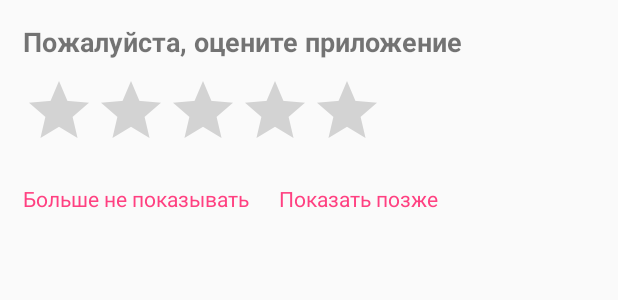
After one commit to rpuxa/ProgerSimulator, an Android app: the layout review_dialog.xml on its own in the app's theme, with its tools: preview values and no code run, on a phone screen of 412 x 824 dp. The commit adds this screen. Shown: the top 300 px of the screen. Run offline under Robolectric (Android 15) with nearby library versions, the light colour scheme and no system bars.

Commit message:
ReviewDialog created

```diff
--- a/app/src/main/java/ru/rpuxa/progersimulator/activities/contents/AuthorContent.kt
+++ b/app/src/main/java/ru/rpuxa/progersimulator/activities/contents/AuthorContent.kt
@@ -6,6 +6,7 @@ import kotlinx.android.synthetic.main.author_content.view.*
 import kotlinx.android.synthetic.main.content.*
 import ru.rpuxa.progersimulator.R
 import ru.rpuxa.progersimulator.activities.Content
+import ru.rpuxa.progersimulator.statistic.AppStatistic
 
 class AuthorContent : Content() {
     override fun layout() = R.layout.author_content
@@ -17,6 +18,7 @@ class AuthorContent : Content() {
     }
 
     override fun onCreate() {
+        AppStatistic.statistic.clickToAuthorContent++
     }
 
 }
--- a/app/src/main/java/ru/rpuxa/progersimulator/views/CreateProjectDialog.kt
+++ b/app/src/main/java/ru/rpuxa/progersimulator/views/CreateProjectDialog.kt
@@ -8,7 +8,7 @@ import ru.rpuxa.progersimulator.activities.contents.ProjectContent
 import ru.rpuxa.progersimulator.gameplay.Player
 import ru.rpuxa.progersimulator.gameplay.Project
 
-class CreateProjectDialog(var parent: MainActivity) : Dialog(parent) {
+class CreateProjectDialog(val parent: MainActivity) : Dialog(parent) {
 
     fun createDialog() {
         setContentView(R.layout.create_project_dialog)
--- a/app/src/main/res/layout/author_content.xml
+++ b/app/src/main/res/layout/author_content.xml
@@ -20,7 +20,7 @@
         android:layout_height="wrap_content"
         android:layout_weight="0"
         android:paddingBottom="5dp"
-        android:text="Языки программирования: 96% - Kotlin. 4% - Java"
+        android:text="Языки программирования: 93% - Kotlin. 7% - Java"
         android:textSize="14sp" />
 
     <TextView
--- /dev/null
+++ b/app/src/main/res/layout/review_dialog.xml
@@ -0,0 +1,93 @@
+<?xml version="1.0" encoding="utf-8"?>
+<LinearLayout xmlns:android="http://schemas.android.com/apk/res/android"
+    android:layout_width="match_parent"
+    android:layout_height="wrap_content"
+    android:orientation="vertical"
+    android:padding="15dp">
+
+    <TextView
+        android:id="@+id/textView24"
+        android:layout_width="match_parent"
+        android:layout_height="wrap_content"
+        android:paddingBottom="10dp"
+        android:text="Пожалуйста, оцените приложение"
+        android:textSize="18sp"
+        android:textStyle="bold" />
+
+    <RatingBar
+        android:id="@+id/ratingBar"
+        android:layout_width="wrap_content"
+        android:layout_height="wrap_content"
+        android:paddingBottom="10dp"
+        android:stepSize="1" />
+
+    <LinearLayout
+        android:id="@+id/review_review_dialog"
+        android:layout_width="match_parent"
+        android:layout_height="wrap_content"
+        android:orientation="vertical"
+        android:visibility="gone">
+
+        <EditText
+            android:id="@+id/edittext_review_review_dialog"
+            android:layout_width="match_parent"
+            android:layout_height="wrap_content"
+            android:ems="10"
+            android:hint="Опишите, что вам не понравилось в игре"
+            android:inputType="textMultiLine" />
+
+        <FrameLayout
+            android:layout_width="match_parent"
+            android:layout_height="match_parent"
+            android:paddingTop="5dp">
+
+            <TextView
+                android:id="@+id/send_review_dialog"
+                android:layout_width="wrap_content"
+                android:layout_height="wrap_content"
+                android:layout_gravity="end"
+                android:layout_weight="0"
+                android:text="Отправить"
+                android:textColor="@color/colorAccent"
+                android:textSize="18sp" />
+
+        </FrameLayout>
+    </LinearLayout>
+
+    <FrameLayout
+        android:id="@+id/hide_buttons_review_dialog"
+        android:layout_width="match_parent"
+        android:layout_height="wrap_content"
+        android:paddingTop="5dp">
+
+        <LinearLayout
+            android:layout_width="wrap_content"
+            android:layout_height="wrap_content"
+            android:orientation="horizontal">
+
+            <TextView
+                android:id="@+id/dont_show_review_dialog"
+                android:layout_width="wrap_content"
+                android:layout_height="wrap_content"
+                android:layout_weight="0"
+                android:text="Больше не показывать"
+                android:textColor="@color/colorAccent"
+                android:textSize="14sp" />
+
+            <Space
+                android:layout_width="20dp"
+                android:layout_height="wrap_content"
+                android:layout_weight="0" />
+
+            <TextView
+                android:id="@+id/show_later_review_dialog"
+                android:layout_width="wrap_content"
+                android:layout_height="wrap_content"
+                android:layout_weight="0"
+                android:text="Показать позже"
+                android:textColor="@color/colorAccent"
+                android:textSize="14sp" />
+        </LinearLayout>
+    </FrameLayout>
+
+</LinearLayout>
--- a/app/src/main/res/values/strings.xml
+++ b/app/src/main/res/values/strings.xml
@@ -6,4 +6,6 @@
     <string name="navigation_drawer_open">Open navigation drawer</string>
     <string name="navigation_drawer_close">Close navigation drawer</string>
 
+    <string name="google_play_link">https://play.google.com/store/apps/details?id=ru.rpuxa.progersimulator</string>
+
 </resources>
```
Also changed, not shown: app/src/main/java/ru/rpuxa/progersimulator/activities/MainActivity.kt (+8 -3 lines), app/src/main/java/ru/rpuxa/progersimulator/gameplay/Player.kt (+23 -32 lines), app/src/main/java/ru/rpuxa/progersimulator/gameplay/player_fields/Settings.kt (added, +7 -0 lines), app/src/main/java/ru/rpuxa/progersimulator/statistic/AppStatistic.kt (+12 -2 lines), app/src/main/java/ru/rpuxa/progersimulator/views/ReviewDialog.kt (added, +45 -0 lines), app/src/main/res/drawable/delete.png, app/src/main/res/drawable/download.png, app/src/main/res/drawable/icon.png, app/src/main/res/drawable/question.png (deleted), app/src/main/res/drawable/time.png.
